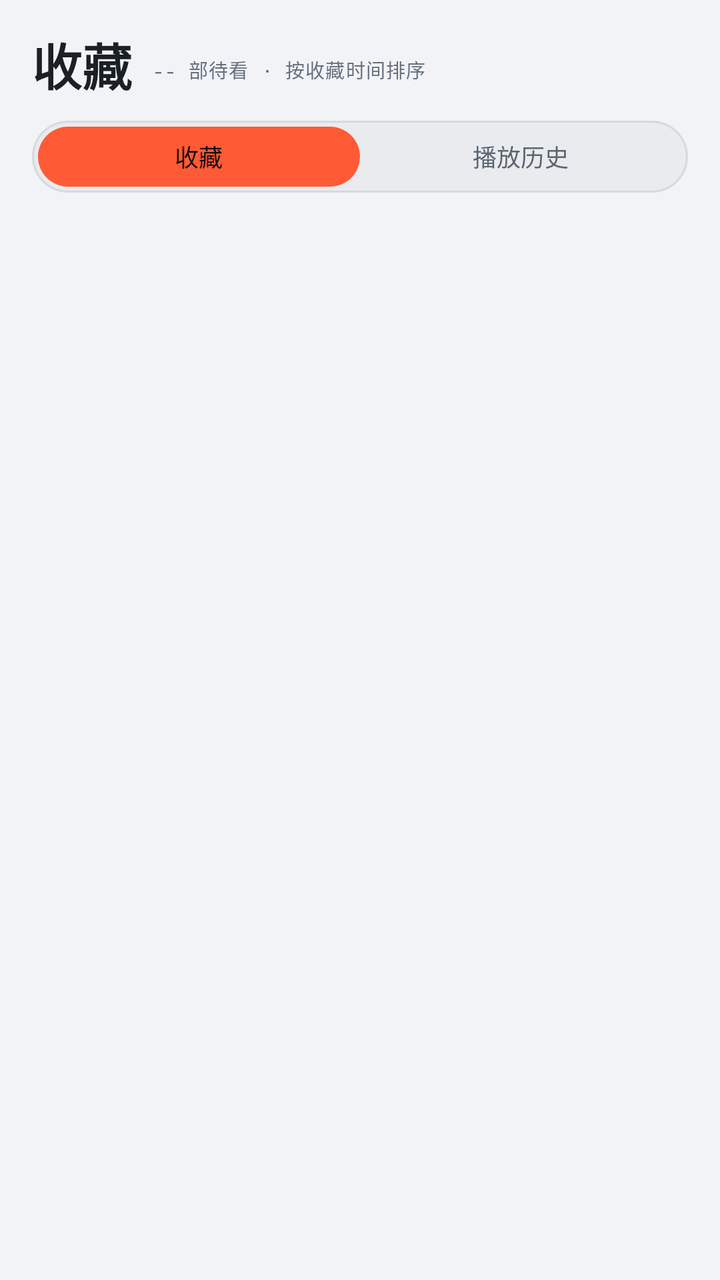
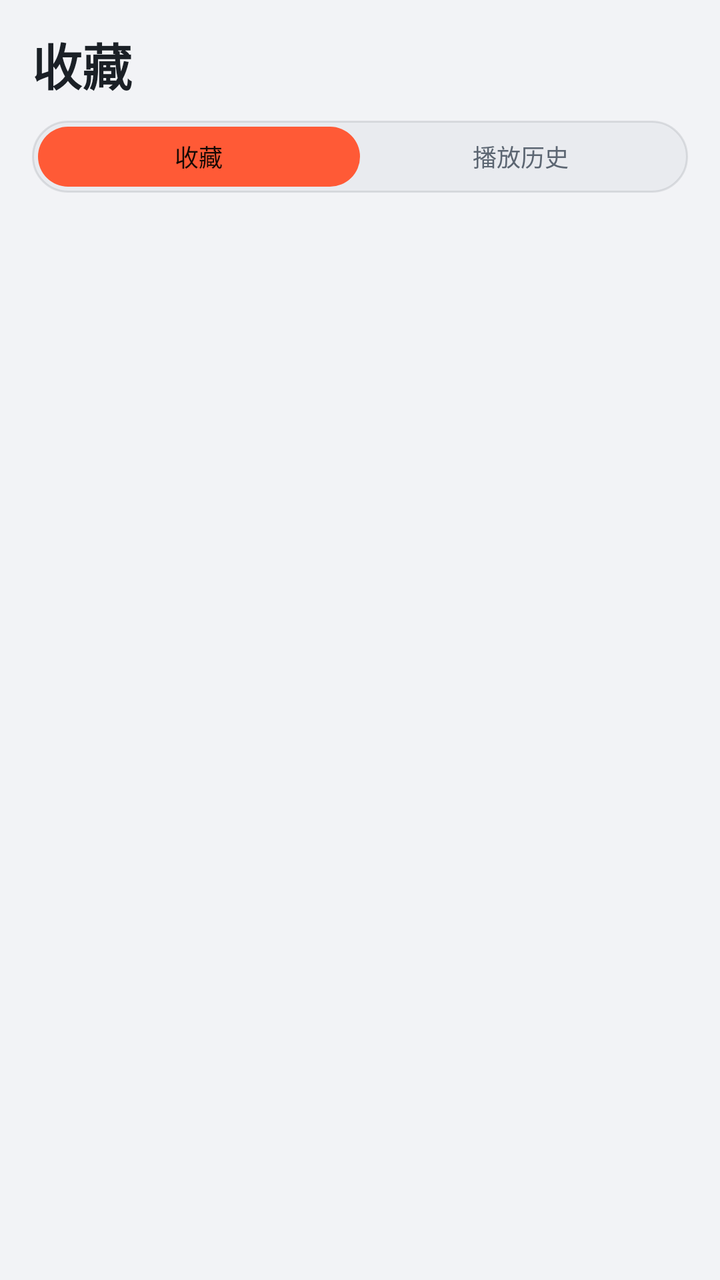

Before-and-after screenshots of an Android layout around one commit, followed by the original layout XML and the change that was made.
<!-- AndroidManifest.xml: application theme Theme.LateShow -->
<!-- res/layout/fragment_fav.xml -->
<?xml version="1.0" encoding="utf-8"?>
<LinearLayout xmlns:android="http://schemas.android.com/apk/res/android"
    xmlns:app="http://schemas.android.com/apk/res-auto"
    android:layout_width="match_parent"
    android:layout_height="match_parent"
    android:orientation="vertical">

    <LinearLayout
        android:layout_width="match_parent"
        android:layout_height="wrap_content"
        android:orientation="horizontal"
        android:gravity="center_vertical|bottom"
        android:paddingLeft="16dp"
        android:paddingRight="16dp"
        android:paddingTop="14dp">

        <TextView
            android:layout_width="wrap_content"
            android:layout_height="wrap_content"
            android:text="收藏"
            android:textSize="25sp"
            android:textStyle="bold"
            android:textColor="@color/t1" />

        <TextView
            android:id="@+id/subTitle"
            style="@style/MetaLabel"
            android:layout_width="0dp"
            android:layout_weight="1"
            android:layout_height="wrap_content"
            android:layout_marginLeft="10dp"
            android:layout_marginBottom="4dp"
            android:text="-- 部待看 · 按收藏时间排序" />
    </LinearLayout>

    
    <LinearLayout
        android:layout_width="match_parent"
        android:layout_height="wrap_content"
        android:orientation="horizontal"
        android:background="@drawable/bg_capsule"
        android:padding="3dp"
        android:layout_marginLeft="16dp"
        android:layout_marginRight="16dp"
        android:layout_marginTop="10dp">

        <TextView
            android:id="@+id/segFav"
            android:layout_width="0dp"
            android:layout_weight="1"
            android:layout_height="30dp"
            android:gravity="center"
            android:text="收藏"
            android:textSize="12sp"
            android:textColor="@color/accInk"
            android:background="@drawable/bg_seg_on" />

        <TextView
            android:id="@+id/segHist"
            android:layout_width="0dp"
            android:layout_weight="1"
            android:layout_height="30dp"
            android:gravity="center"
            android:text="播放历史"
            android:textSize="12sp"
            android:textColor="@color/t2" />
    </LinearLayout>

    
    <LinearLayout
        android:layout_width="match_parent"
        android:layout_height="wrap_content"
        android:orientation="horizontal"
        android:gravity="center_vertical"
        android:paddingLeft="16dp"
        android:paddingRight="16dp"
        android:paddingTop="8dp"
        android:paddingBottom="6dp">

        <TextView
            android:id="@+id/metaInfo"
            style="@style/MetaLabel"
            android:layout_width="0dp"
            android:layout_weight="1"
            android:layout_height="wrap_content"
            android:text="" />

        <TextView
            android:id="@+id/btnClear"
            style="@style/MetaLabel"
            android:layout_width="wrap_content"
            android:layout_height="wrap_content"
            android:paddingLeft="8dp"
            android:paddingTop="4dp"
            android:paddingBottom="4dp"
            android:text="清空"
            android:textColor="@color/bad"
            android:visibility="gone" />
    </LinearLayout>

    <FrameLayout
        android:layout_width="match_parent"
        android:layout_height="0dp"
        android:layout_weight="1">

        <androidx.recyclerview.widget.RecyclerView
            android:id="@+id/grid"
            android:layout_width="match_parent"
            android:layout_height="match_parent"
            android:overScrollMode="never"
            android:paddingTop="2dp"
            android:paddingBottom="64dp"
            android:clipToPadding="false" />

        
        <LinearLayout
            android:id="@+id/skeletonBox"
            android:layout_width="match_parent"
            android:layout_height="wrap_content"
            android:layout_gravity="top"
            android:paddingTop="2dp"
            android:orientation="vertical"
            android:visibility="gone" />

        <com.google.android.material.floatingactionbutton.FloatingActionButton
            android:id="@+id/fabTop"
            android:layout_width="wrap_content"
            android:layout_height="wrap_content"
            android:layout_gravity="bottom|end"
            android:layout_marginLeft="12dp"
            android:layout_marginRight="12dp"
            android:layout_marginTop="12dp"
            android:layout_marginBottom="72dp"
            app:fabCustomSize="40dp"
        android:src="@drawable/ic_top"
        app:tint="@color/t1"
            app:maxImageSize="20dp"
            app:backgroundTint="@color/ink700"
            app:elevation="6dp"
            android:contentDescription="回到顶部"
            android:visibility="gone" />
    </FrameLayout>

    <TextView
        android:id="@+id/emptyView"
        android:layout_width="match_parent"
        android:layout_height="0dp"
        android:layout_weight="1"
        android:gravity="center"
        android:text="还没有收藏 / 播放记录\n去首页挑一部吧"
        android:textSize="13sp"
        android:textColor="@color/t2"
        android:visibility="gone" />
</LinearLayout>
<!-- resources referenced by this layout -->
<resources>
  <color name="accInk">#170A05</color>
  <color name="bad">#B03A30</color>
  <color name="ink700">#E9EBEF</color>
  <color name="t1">#1B2026</color>
  <color name="t2">#5C6672</color>
  <!-- drawable bg_seg_on (drawable) -->
  <?xml version="1.0" encoding="utf-8"?>
  <ripple xmlns:android="http://schemas.android.com/apk/res/android"
      android:color="@color/rippleOnAcc">
      <item android:id="@android:id/mask">
          <shape android:shape="rectangle">
              <solid android:color="#FFFFFFFF" />
              <corners android:radius="999dp" />
          </shape>
      </item>
      <item>
          <shape android:shape="rectangle">
              <solid android:color="@color/acc" />
              <corners android:radius="999dp" />
          </shape>
      </item>
  </ripple>
  <style name="MetaLabel" parent="Mono">
          <item name="android:textSize">9.5sp</item>
          <item name="android:textColor">@color/t3</item>
          <item name="android:textAllCaps">true</item>
      </style>
  <color name="ripple">#22101820</color>
  <color name="line">#1A12181F</color>
  <color name="rippleOnAcc">#33FFFFFF</color>
  <color name="acc">#FF5A36</color>
  <style name="Mono">
          <item name="android:fontFamily">monospace</item>
          <item name="android:fontFeatureSettings">tnum</item>
          <item name="android:letterSpacing">0.04</item>
      </style>
  <color name="t3">#66707D</color>
  <color name="ink900">#F2F3F6</color>
  <color name="ink800">#FFFFFF</color>
  <style name="LateShow.PopupMenu" parent="Widget.Material3.PopupMenu">
          <item name="android:popupBackground">@drawable/bg_menu</item>
          <item name="android:dropDownVerticalOffset">4dp</item>
      </style>
  <style name="LateShow.MaterialAlertDialog" parent="MaterialAlertDialog.Material3">
          <item name="shapeAppearance">@style/LateShow.DialogShape</item>
          <item name="backgroundTint">@color/ink800</item>
      </style>
  <style name="LateShow.DialogTitle" parent="MaterialAlertDialog.Material3.Title.Text">
          <item name="android:textSize">17sp</item>
          <item name="android:textStyle">bold</item>
          <item name="android:textColor">@color/t1</item>
      </style>
  <style name="LateShow.DialogBody" parent="MaterialAlertDialog.Material3.Body.Text">
          <item name="android:textSize">13sp</item>
          <item name="android:textColor">@color/t2</item>
          <item name="android:lineSpacingExtra">5dp</item>
      </style>
  <color name="accText">#C13A17</color>
  <style name="LateShow.DialogAnim" parent="">
          <item name="android:windowShowAnimation">@anim/dialog_in</item>
          <item name="android:windowHideAnimation">@anim/dialog_out</item>
      </style>
  <style name="LateShow.DialogBtnPrimary" parent="Widget.Material3.Button.TextButton.Dialog">
          <item name="android:textSize">13sp</item>
          <item name="android:minHeight">44dp</item>
          <item name="android:paddingLeft">16dp</item>
          <item name="android:paddingRight">16dp</item>
          <item name="android:textStyle">bold</item>
      </style>
  <style name="LateShow.DialogBtnSecondary" parent="LateShow.DialogBtnPrimary">
          <item name="android:textStyle">normal</item>
          <item name="android:textColor">@color/t2</item>
      </style>
  <!-- drawable bg_menu (drawable) -->
  <?xml version="1.0" encoding="utf-8"?>
  <shape xmlns:android="http://schemas.android.com/apk/res/android" android:shape="rectangle">
      <solid android:color="@color/ink800" />
      <stroke android:width="1dp" android:color="@color/line" />
      <corners android:radius="10dp" />
  </shape>
  <style name="LateShow.DialogShape" parent="">
          <item name="cornerSize">10dp</item>
      </style>
  <!-- unchanged entries left out for length: 4 -->
</resources>

<!-- the commit's change to res/layout/fragment_fav.xml (unified diff, before → after) -->
@@ -21,16 +21,6 @@
             android:textSize="25sp"
             android:textStyle="bold"
             android:textColor="@color/t1" />
-
-        <TextView
-            android:id="@+id/subTitle"
-            style="@style/MetaLabel"
-            android:layout_width="0dp"
-            android:layout_weight="1"
-            android:layout_height="wrap_content"
-            android:layout_marginLeft="10dp"
-            android:layout_marginBottom="4dp"
-            android:text="-- 部待看 · 按收藏时间排序" />
     </LinearLayout>
 
     
